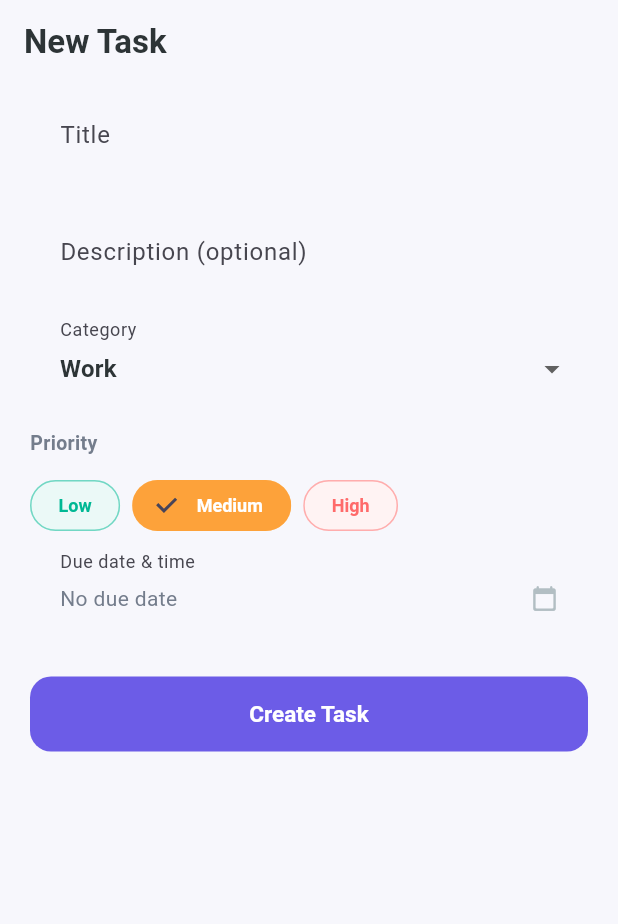
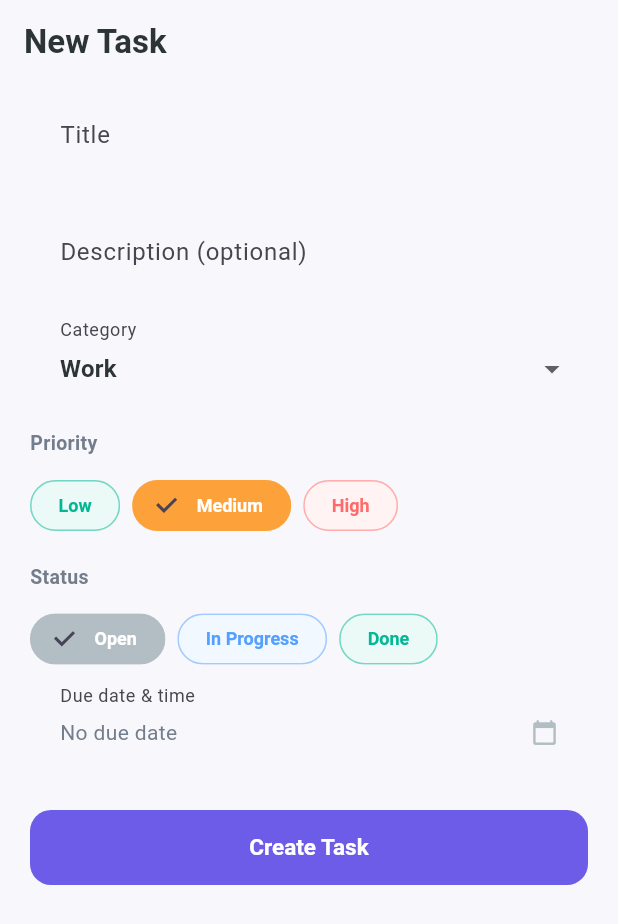
Before and after one commit to nahid-ete2019/task-tracker-app-pwa, a Flutter app: the AddEditTaskScreen screen opened by its route, on a phone screen of 412 x 824 dp. Shown: the top 924 px of the screen. Run offline on Flutter 3.47's test engine with Material 3 defaults, Android fonts, the phone set to English and light mode, and no system bars; our stand-ins replace fl_chart, flutter_riverpod, go_router, supabase_flutter; accounts and stored records are empty.

Commit message:
Add task status control; remove duplicate FAB on Tasks/Habits/Goals
Status could only ever toggle between todo and completed - there was no
way to set in_progress anywhere in the UI despite the schema and model
supporting it. Added a Status picker to the Add/Edit Task screen and
made the list checkbox cycle through all three states.

Also removed the per-screen FloatingActionButton on Tasks, Habits, and
Goals screens, which rendered on top of the shell's own center-docked
Quick Add FAB.

Co-Authored-By: Claude Sonnet 5 <noreply@anthropic.com>

```diff
--- a/lib/providers/task_provider.dart
+++ b/lib/providers/task_provider.dart
@@ -50,8 +50,10 @@ class TaskListNotifier extends AsyncNotifier<List<TaskModel>> {
     }
   }
 
-  Future<void> toggleComplete(TaskModel task) async {
-    final newStatus = task.isCompleted ? 'todo' : 'completed';
+  /// Cycles a task through todo -> in_progress -> completed -> todo.
+  Future<void> cycleStatus(TaskModel task) async {
+    const order = ['todo', 'in_progress', 'completed'];
+    final newStatus = order[(order.indexOf(task.status) + 1) % order.length];
     final list = <TaskModel>[...state.value ?? <TaskModel>[]];
     final idx = list.indexWhere((t) => t.id == task.id);
     if (idx != -1) list[idx] = task.copyWith(status: newStatus);
--- a/lib/screens/goals/goals_screen.dart
+++ b/lib/screens/goals/goals_screen.dart
@@ -62,10 +62,6 @@ class GoalsScreen extends ConsumerWidget {
           error: (e, _) => Center(child: Text('Error: $e')),
         ),
       ),
-      floatingActionButton: FloatingActionButton(
-        onPressed: () => context.push(AppRoutes.addGoal),
-        child: const Icon(Icons.add),
-      ),
     );
   }
 }
--- a/lib/screens/habits/habits_screen.dart
+++ b/lib/screens/habits/habits_screen.dart
@@ -53,10 +53,6 @@ class HabitsScreen extends ConsumerWidget {
           error: (e, _) => Center(child: Text('Error: $e')),
         ),
       ),
-      floatingActionButton: FloatingActionButton(
-        onPressed: () => context.push(AppRoutes.addHabit),
-        child: const Icon(Icons.add),
-      ),
     );
   }
 }
--- a/lib/screens/home/dashboard_screen.dart
+++ b/lib/screens/home/dashboard_screen.dart
@@ -239,7 +239,7 @@ class _DashboardBody extends ConsumerWidget {
                       padding: const EdgeInsets.only(bottom: 10),
                       child: TaskTile(
                         task: t,
-                        onToggle: () => ref.read(taskListProvider.notifier).toggleComplete(t),
+                        onToggle: () => ref.read(taskListProvider.notifier).cycleStatus(t),
                         onTap: () => context.push(AppRoutes.editTask, extra: t),
                       ),
                     ))
--- a/lib/screens/tasks/add_edit_task_screen.dart
+++ b/lib/screens/tasks/add_edit_task_screen.dart
@@ -24,6 +24,7 @@ class _AddEditTaskScreenState extends ConsumerState<AddEditTaskScreen> {
   late final TextEditingController _descController;
   late String _category;
   late String _priority;
+  late String _status;
   DateTime? _dueDate;
   bool _saving = false;
 
@@ -35,6 +36,7 @@ class _AddEditTaskScreenState extends ConsumerState<AddEditTaskScreen> {
     _descController = TextEditingController(text: t?.description ?? '');
     _category = t?.category ?? AppConstants.taskCategories.first;
     _priority = t?.priority ?? 'medium';
+    _status = t?.status ?? 'todo';
     _dueDate = t?.dueDate;
   }
 
@@ -72,6 +74,7 @@ class _AddEditTaskScreenState extends ConsumerState<AddEditTaskScreen> {
           description: _descController.text.trim(),
           category: _category,
           priority: _priority,
+          status: _status,
           dueDate: _dueDate,
           clearDueDate: _dueDate == null,
         );
@@ -84,7 +87,7 @@ class _AddEditTaskScreenState extends ConsumerState<AddEditTaskScreen> {
           description: _descController.text.trim(),
           category: _category,
           priority: _priority,
-          status: 'todo',
+          status: _status,
           dueDate: _dueDate,
           createdAt: DateTime.now(),
           updatedAt: DateTime.now(),
@@ -98,6 +101,18 @@ class _AddEditTaskScreenState extends ConsumerState<AddEditTaskScreen> {
       }
     } finally {
       if (mounted) setState(() => _saving = false);
+    }
+  }
+
+  String _statusLabel(String status) {
+    switch (status) {
+      case 'in_progress':
+        return 'In Progress';
+      case 'completed':
+        return 'Done';
+      case 'todo':
+      default:
+        return 'Open';
     }
   }
 
@@ -167,6 +182,27 @@ class _AddEditTaskScreenState extends ConsumerState<AddEditTaskScreen> {
                 }).toList(),
               ),
               const SizedBox(height: 14),
+              const Text('Status', style: TextStyle(fontWeight: FontWeight.w600, fontSize: 13)),
+              const SizedBox(height: 8),
+              Row(
+                children: AppConstants.taskStatuses.map((s) {
+                  final selected = s == _status;
+                  final color = AppColors.statusColor(s);
+                  return Padding(
+                    padding: const EdgeInsets.only(right: 8),
+                    child: ChoiceChip(
+                      label: Text(_statusLabel(s)),
+                      selected: selected,
+                      onSelected: (_) => setState(() => _status = s),
+                      selectedColor: color,
+                      labelStyle: TextStyle(color: selected ? Colors.white : color, fontWeight: FontWeight.w600),
+                      backgroundColor: color.withOpacity(0.08),
+                      side: BorderSide(color: color.withOpacity(0.3)),
+                    ),
+                  );
+                }).toList(),
+              ),
+              const SizedBox(height: 14),
               InkWell(
                 borderRadius: BorderRadius.circular(14),
                 onTap: _pickDueDate,
--- a/lib/screens/tasks/tasks_screen.dart
+++ b/lib/screens/tasks/tasks_screen.dart
@@ -130,7 +130,7 @@ class _TasksScreenState extends ConsumerState<TasksScreen> {
                             onDismissed: (_) => ref.read(taskListProvider.notifier).deleteTask(t.id),
                             child: TaskTile(
                               task: t,
-                              onToggle: () => ref.read(taskListProvider.notifier).toggleComplete(t),
+                              onToggle: () => ref.read(taskListProvider.notifier).cycleStatus(t),
                               onTap: () => context.push(AppRoutes.editTask, extra: t),
                             ),
                           );
@@ -145,10 +145,6 @@ class _TasksScreenState extends ConsumerState<TasksScreen> {
             ],
           ),
         ),
-      ),
-      floatingActionButton: FloatingActionButton(
-        onPressed: () => context.push(AppRoutes.addTask),
-        child: const Icon(Icons.add),
       ),
     );
   }
--- a/lib/screens/tasks/widgets/task_tile.dart
+++ b/lib/screens/tasks/widgets/task_tile.dart
@@ -33,8 +33,8 @@ class TaskTile extends StatelessWidget {
               GestureDetector(
                 onTap: onToggle,
                 child: Icon(
-                  task.isCompleted ? Icons.check_circle_rounded : Icons.radio_button_unchecked_rounded,
-                  color: task.isCompleted ? AppColors.success : AppColors.textMuted,
+                  _statusIcon(task.status),
+                  color: AppColors.statusColor(task.status),
                   size: 26,
                 ),
               ),
@@ -55,6 +55,20 @@ class TaskTile extends StatelessWidget {
                     const SizedBox(height: 6),
                     Row(
                       children: [
+                        if (task.status == 'in_progress') ...[
+                          Container(
+                            padding: const EdgeInsets.symmetric(horizontal: 8, vertical: 2),
+                            decoration: BoxDecoration(
+                              color: AppColors.info.withOpacity(0.12),
+                              borderRadius: BorderRadius.circular(6),
+                            ),
+                            child: const Text(
+                              'In Progress',
+                              style: TextStyle(fontSize: 10.5, fontWeight: FontWeight.w700, color: AppColors.info),
+                            ),
+                          ),
+                          const SizedBox(width: 8),
+                        ],
                         if (task.dueDate != null) ...[
                           Icon(Icons.schedule_rounded, size: 13, color: overdue ? AppColors.danger : AppColors.textMuted),
                           const SizedBox(width: 4),
@@ -81,4 +95,16 @@ class TaskTile extends StatelessWidget {
       ),
     );
   }
+
+  IconData _statusIcon(String status) {
+    switch (status) {
+      case 'in_progress':
+        return Icons.timelapse_rounded;
+      case 'completed':
+        return Icons.check_circle_rounded;
+      case 'todo':
+      default:
+        return Icons.radio_button_unchecked_rounded;
+    }
+  }
 }
```
